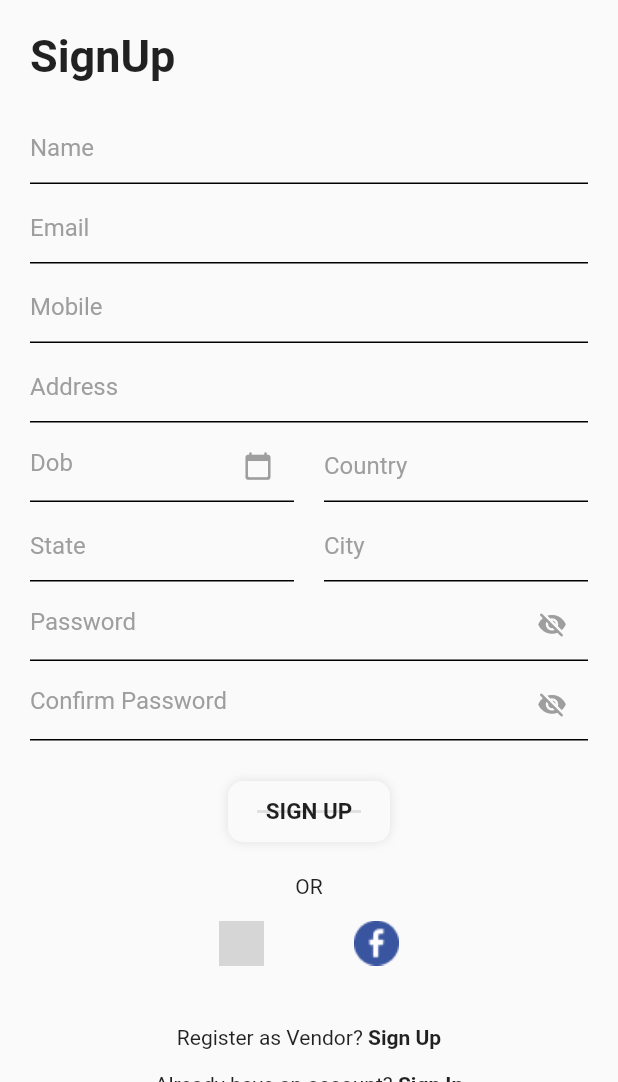
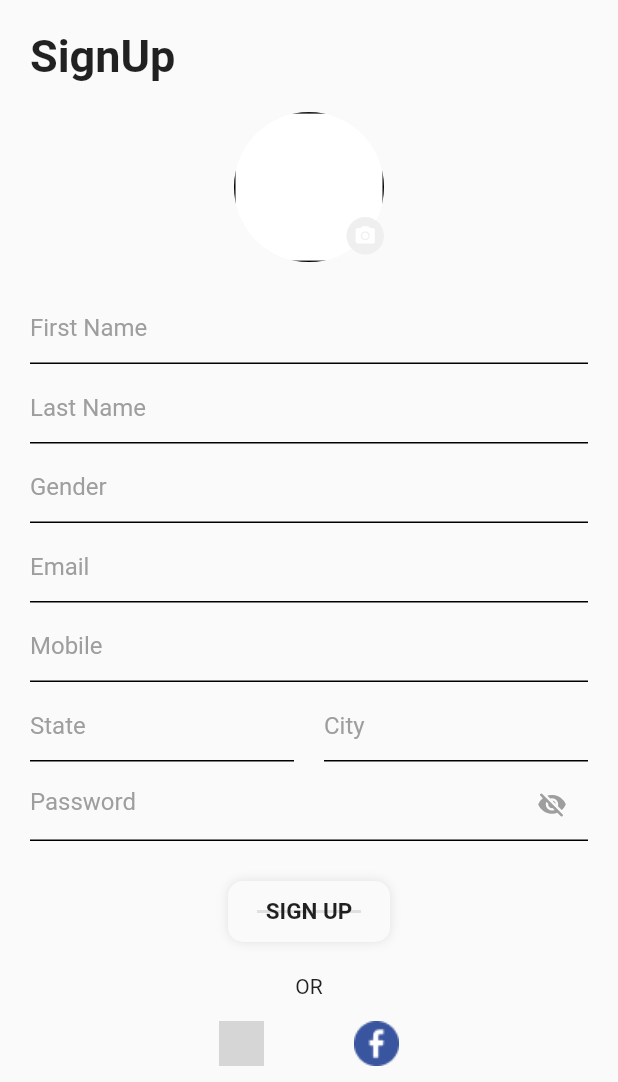
Before and after one commit to rushit5560/Booking_Management_Project, a Flutter app: the UserSignUpScreen screen opened directly, after a tap on "SIGN UP", on a phone screen of 412 x 824 dp, the part 154-1236 px from its top. Run offline on Flutter 3.47's test engine with Material 2 defaults, Android fonts, the phone set to English and light mode, and no system bars; our stand-ins replace flutter_rating_bar, fluttertoast, get, google_maps_flutter, image_picker, pin_input_text_field and 1 more; grey boxes are pictures that could not be loaded.

Commit message:
sign up and forgot password API

```diff
--- a/booking_management/lib/common_modules/constants/api_url.dart
+++ b/booking_management/lib/common_modules/constants/api_url.dart
@@ -2,5 +2,6 @@ class ApiUrl {
   static const apiMainPath = "http://5.189.147.159:9600/";
 
   static const signInApi = apiMainPath + "Login/Login";
-
+  static const userSignUpApi = apiMainPath + "Login/CustomerRegister";
+  static const forgotPasswordApi = apiMainPath + "Login/ForgotPassword";
 }
--- a/booking_management/lib/common_ui/common_controller/sign_in_screen_controller/sign_in_screen_controller.dart
+++ b/booking_management/lib/common_ui/common_controller/sign_in_screen_controller/sign_in_screen_controller.dart
@@ -52,4 +52,5 @@ class SignInScreenController extends GetxController {
       isLoading(false);
     }
   }
+
 }
--- a/booking_management/lib/common_ui/common_screens/forgot_password_screen/forgot_password_screen.dart
+++ b/booking_management/lib/common_ui/common_screens/forgot_password_screen/forgot_password_screen.dart
@@ -16,6 +16,7 @@ class ForgotPasswordScreen extends StatelessWidget {
       //resizeToAvoidBottomInset: false,
       body: SafeArea(
         child: Form(
+          child: SingleChildScrollView(
             child: Column(
               mainAxisAlignment: MainAxisAlignment.center,
               children: [
@@ -35,6 +36,7 @@ class ForgotPasswordScreen extends StatelessWidget {
             ).commonAllSidePadding(20),
           ),
         ),
+      ),
     );
   }
 }
--- a/booking_management/lib/common_ui/common_screens/forgot_password_screen/forgot_password_screen_widget.dart
+++ b/booking_management/lib/common_ui/common_screens/forgot_password_screen/forgot_password_screen_widget.dart
@@ -29,7 +29,11 @@ class SendCodeButtonModule extends StatelessWidget {
   Widget build(BuildContext context) {
     return GestureDetector(
       onTap: () {
-        if(screenController.forgotPasswordFormKey.currentState!.validate()){}
+        //if(screenController.forgotPasswordFormKey.currentState!.validate()){
+          screenController.forgotPasswordFunction(
+            email: screenController.emailFieldController.text.trim()
+          );
+        //}
       },
       child: Container(
         decoration: BoxDecoration(
--- a/booking_management/lib/user_side/controllers/user_sign_up_screen_controller/user_sign_up_screen_controller.dart
+++ b/booking_management/lib/user_side/controllers/user_sign_up_screen_controller/user_sign_up_screen_controller.dart
@@ -1,24 +1,35 @@
+import 'dart:convert';
 import 'dart:developer';
+import 'dart:io';
 
+import 'package:booking_management/common_modules/constants/api_url.dart';
+import 'package:booking_management/user_side/model/user_sign_up_model/user_sign_up_model.dart';
+import 'package:booking_management/user_side/screens/index_screen/index_screen.dart';
 import 'package:flutter/material.dart';
+import 'package:fluttertoast/fluttertoast.dart';
 import 'package:get/get.dart';
 import 'package:intl/intl.dart';
+import 'package:http/http.dart' as http;
 
 class UserSignUpScreenController extends GetxController {
   RxBool isLoading = false.obs;
-  RxBool isSuccessStatus = false.obs;
+  RxInt isStatus = 0.obs;
   RxBool isPasswordVisible = true.obs;
   RxString selectedDate = ''.obs;
 
+  File? file;
+
   GlobalKey<FormState> signUpFormKey = GlobalKey<FormState>();
   final TextEditingController nameFieldController = TextEditingController(/*text: "demo@gmail.com"*/);
+  final TextEditingController lastNameFieldController = TextEditingController(/*text: "demo@gmail.com"*/);
+  final TextEditingController genderFieldController = TextEditingController(/*text: "demo@gmail.com"*/);
   final TextEditingController emailFieldController = TextEditingController(/*text: "demo@gmail.com"*/);
   final TextEditingController mobileFieldController = TextEditingController(/*text: "demo@gmail.com"*/);
-  final TextEditingController addressFieldController = TextEditingController(/*text: "demo@gmail.com"*/);
+  //final TextEditingController addressFieldController = TextEditingController(/*text: "demo@gmail.com"*/);
   final TextEditingController passwordFieldController = TextEditingController(/*text: "demo@gmail.com"*/);
-  final TextEditingController cPasswordFieldController = TextEditingController(/*text: "demo@gmail.com"*/);
+  //final TextEditingController cPasswordFieldController = TextEditingController(/*text: "demo@gmail.com"*/);
   TextEditingController dobFieldController = TextEditingController(/*text: "demo@gmail.com"*/);
-  TextEditingController countryFieldController = TextEditingController(/*text: "demo@gmail.com"*/);
+  //TextEditingController countryFieldController = TextEditingController(/*text: "demo@gmail.com"*/);
   TextEditingController stateFieldController = TextEditingController(/*text: "demo@gmail.com"*/);
   TextEditingController cityFieldController = TextEditingController(/*text: "demo@gmail.com"*/);
 
@@ -31,10 +42,143 @@ class UserSignUpScreenController extends GetxController {
     );
     if (d != null) {
       // selectedDate.value = DateFormat.yMMMMd("en_US").format(d);
-      selectedDate.value = DateFormat.yMd("en_US").format(d);
+      selectedDate.value = DateFormat.yMMMd("en_US").format(d);
       dobFieldController.text = selectedDate.value;
       log('selectedDate : ${selectedDate.value}');
 
     }
   }
+
+  userSignUpFunction(
+      {required String firstName,
+        required String lastName,
+        required String state,
+        required String city,
+        required String email,
+        required String password,
+        required String mobile
+        }) async {
+    isLoading(true);
+
+    String url = ApiUrl.userSignUpApi;
+    log('Url : $url');
+
+    try{
+      /*Map<String, dynamic> data = {
+        "FirstName": firstName,
+        "LastName": lastName,
+        "State" : state,
+        "City" : city,
+        "Email" : email,
+        "PasswordHash" : password,
+        "PhoneNo" : mobile,
+        // "Gender" : "Male",
+        // "About" : "Lorem Ipsum is simply dummy text of the printing and typesetting industry",
+        // "FaxNumber" : "20",
+        // "IsActive": "true",
+        //"DateOfBirth" : dobFieldController.text.trim()
+      };*/
+
+      //log('data : $data');
+
+      var stream = http.ByteStream(file!.openRead());
+      stream.cast();
+
+      var length = await file!.length();
+
+      var request = http.MultipartRequest('POST', Uri.parse(url));
+
+      request.files.add(await http.MultipartFile.fromPath("file", file!.path));
+
+      // request.fields['FirstName'] = "Testing120";
+      // request.fields['LastName'] = "Testing";
+      // request.fields['State'] = "Testing";
+      // request.fields['City'] = "Testing";
+      // request.fields['Email'] = "Testing122@gmail.com";
+      // request.fields['PasswordHash'] = "Admin@123";
+      // request.fields['PhoneNo'] = "7896541320";
+      // request.fields['Gender'] = "Male";
+      // request.fields['About'] = "Lorem Ipsum is simply dummy text of the printing and typesetting industry.";
+      // request.fields['LastVisit'] = "2001-12-01";
+      // request.fields['FaxNumber'] = "20";
+      // request.fields['DateOfBirth'] = "2001-12-01";
+      // request.fields['IsActive'] = "true";
+
+      request.fields['FirstName'] = nameFieldController.text.trim();
+      request.fields['LastName'] = lastNameFieldController.text.trim();
+      request.fields['State'] = stateFieldController.text.trim();
+      request.fields['City'] = cityFieldController.text.trim();
+      request.fields['Email'] = emailFieldController.text.trim();
+      request.fields['PasswordHash'] = passwordFieldController.text.trim();
+      request.fields['PhoneNo'] = mobileFieldController.text.trim();
+      request.fields['Gender'] = genderFieldController.text.trim();
+      request.fields['About'] = "Lorem Ipsum is simply dummy text of the printing and typesetting industry.";
+      request.fields['LastVisit'] = "2001-12-01";
+      request.fields['FaxNumber'] = "20";
+      request.fields['DateOfBirth'] = "2001-12-01";
+      request.fields['IsActive'] = "true";
+
+      log('request.fields: ${request.fields}');
+      log('request.files: ${request.files}');
+
+      var multiPart = http.MultipartFile(
+        'file',
+        stream,
+        length,
+      );
+
+      request.files.add(multiPart);
+
+      var response = await request.send();
+      log('response: ${response.request}');
+
+      response.stream.transform(utf8.decoder).listen((value) {
+        UserSignUpModel response1 = UserSignUpModel.fromJson(json.decode(value));
+        log('response1 ::::::${response1.statusCode}');
+        isStatus = response1.statusCode.obs;
+        log('status : $isStatus');
+        log('success : ${response1.data}');
+
+        if(isStatus.value == 200){
+          Fluttertoast.showToast(msg: "${response1.message}");
+          //clearSignUpFieldsFunction();
+
+        } else {
+          // Fluttertoast.showToast(msg: "${response1.message}");
+          log('False False');
+        }
+      });
+
+      // http.Response response = await http.post(Uri.parse(url));
+      //
+      // UserSignUpModel userSignUpModel = UserSignUpModel.fromJson(json.decode(response.body));
+      // isStatus = userSignUpModel.statusCode!.obs;
+      //
+      // if(isStatus.value == 200) {
+      //   //String userToken = signInModel.token;
+      //   //print('userToken : $userToken');
+      //   // await sharedPreferenceData.setUserLoginDetailsInPrefs(userToken: "$userToken");
+      //   // await createUserWallet();
+      //   Get.offAll(() => IndexScreen());
+      //   Get.snackbar('User Register Successfully.', '');
+      // } else {
+      //   print('SignUp False False');
+      // }
+
+    } catch(e) {
+      log('SignUp Error : $e');
+    } finally {
+      isLoading(false);
+    }
+  }
+
+  clearSignUpFieldsFunction() {
+    nameFieldController.clear();
+    lastNameFieldController.clear();
+    emailFieldController.clear();
+    mobileFieldController.clear();
+    passwordFieldController.clear();
+    stateFieldController.clear();
+    cityFieldController.clear();
+  }
 }
--- a/booking_management/lib/user_side/screens/user_sign_up_screen/user_sign_up_screen.dart
+++ b/booking_management/lib/user_side/screens/user_sign_up_screen/user_sign_up_screen.dart
@@ -1,13 +1,24 @@
+import 'dart:io';
+
+import 'package:booking_management/common_modules/constants/app_colors.dart';
 import 'package:booking_management/common_modules/extension_methods/extension_methods.dart';
 import 'package:flutter/material.dart';
 import 'package:get/get.dart';
+import 'package:image_picker/image_picker.dart';
 import '../../../common_modules/common_widgets.dart';
 import '../../controllers/user_sign_up_screen_controller/user_sign_up_screen_controller.dart';
 import 'user_sign_up_screen_widgets.dart';
 
-class UserSignUpScreen extends StatelessWidget {
+class UserSignUpScreen extends StatefulWidget {
   UserSignUpScreen({Key? key}) : super(key: key);
+
+  @override
+  State<UserSignUpScreen> createState() => _UserSignUpScreenState();
+}
+
+class _UserSignUpScreenState extends State<UserSignUpScreen> {
   final userSignUpScreenController = Get.put(UserSignUpScreenController());
+  final ImagePicker imagePicker = ImagePicker();
 
   @override
   Widget build(BuildContext context) {
@@ -22,27 +33,73 @@ class UserSignUpScreen extends StatelessWidget {
               // From Common Widgets
               const HeaderTextModule(name: "SignUp"),
               const SizedBox(height: 20),
-              const NameFieldModule(),
+
+              Stack(
+                alignment: Alignment.bottomRight,
+                children: [
+                  userSignUpScreenController.file != null ?
+                  ClipRRect(
+                    borderRadius: BorderRadius.circular(80.0),
+                    child: Image.file(userSignUpScreenController.file!, height: 100 ,width: 100, fit: BoxFit.fill ),
+                  )
+                      :
+                  ClipRRect(
+                    borderRadius: BorderRadius.circular(80.0),
+                    child: Container(
+
+                      height: 100 ,width: 100,
+                      decoration: BoxDecoration(
+                        border: Border.all(color: Colors.black),
+                        color: Colors.white,
+                      ),
+                      //child: FlutterLogo(),
+                    ),
+                  ),
+
+                  GestureDetector(
+                    onTap: (){
+                      gallery();
+                    },
+                    child: Container(
+                      height: 25, width: 25,
+                      margin: EdgeInsets.only(bottom: 5),
+                      decoration: BoxDecoration(
+                          borderRadius: BorderRadius.circular(50),
+                          color: AppColors.colorLightGrey1
+                      ),
+                      child: Icon(Icons.camera_alt, color: Colors.white,size: 15,),
+                    ),
+                  ),
+                ],
+
+              ),
+              const SizedBox(height: 20),
+              const FirstNameFieldModule(),
+              const SizedBox(height: 5),
+              const LastNameFieldModule(),
+              const SizedBox(height: 5),
+              const GenderFieldModule(),
               const SizedBox(height: 5),
               const EmailFieldModule(),
               const SizedBox(height: 5),
               const MobileFieldModule(),
               const SizedBox(height: 5),
-              const AddressFieldModule(),
-              const SizedBox(height: 5),
+              // const AddressFieldModule(),
+              // const SizedBox(height: 5),
               // DOB & Country Module
-              Row(
-                children: const  [
-                  Expanded(
-                    child: DOBFieldModule(),
-                  ),
-                  SizedBox(width: 20),
-                  Expanded(
-                    child: CountryFieldModule(),
-                  ),
-                ],
-              ),
-              const SizedBox(height: 5),
+             // const DOBFieldModule(),
+              // Row(
+              //   children: const  [
+              //     Expanded(
+              //       child: DOBFieldModule(),
+              //     ),
+              //     SizedBox(width: 20),
+              //     Expanded(
+              //       child: CountryFieldModule(),
+              //     ),
+              //   ],
+              // ),
+              //const SizedBox(height: 5),
               // State & City Module
               Row(
                 children: const  [
@@ -57,8 +114,8 @@ class UserSignUpScreen extends StatelessWidget {
               ),
               const SizedBox(height: 5),
               const PasswordFieldModule(),
-              const SizedBox(height: 5),
-              const CPasswordFieldModule(),
+              // const SizedBox(height: 5),
+              // const CPasswordFieldModule(),
               const SizedBox(height: 30),
               const SignUpButtonModule(),
               const SizedBox(height: 25),
@@ -78,4 +135,13 @@ class UserSignUpScreen extends StatelessWidget {
       ),
     );
   }
+
+  void gallery() async {
+    final image = await imagePicker.getImage(source: ImageSource.gallery);
+    if(image != null){
+      setState(() {
+        userSignUpScreenController.file = File(image.path);
+      });
+    } else{}
+  }
 }
--- a/booking_management/lib/user_side/screens/user_sign_up_screen/user_sign_up_screen_widgets.dart
+++ b/booking_management/lib/user_side/screens/user_sign_up_screen/user_sign_up_screen_widgets.dart
@@ -9,8 +9,8 @@ import '../../controllers/user_sign_up_screen_controller/user_sign_up_screen_con
 
 UserSignUpScreenController screenController = Get.find<UserSignUpScreenController>();
 
-class NameFieldModule extends StatelessWidget {
-  const NameFieldModule({Key? key}) : super(key: key);
+class FirstNameFieldModule extends StatelessWidget {
+  const FirstNameFieldModule({Key? key}) : super(key: key);
 
   @override
   Widget build(BuildContext context) {
@@ -20,12 +20,49 @@ class NameFieldModule extends StatelessWidget {
       validator: (value) => FieldValidator().validateFullName(value!),
       decoration: signUpFormFieldDecoration(
         controller: screenController,
-        hintText: 'Name',
+        hintText: 'First Name',
         context: context,
       ),
     );
   }
 }
+
+class LastNameFieldModule extends StatelessWidget {
+  const LastNameFieldModule({Key? key}) : super(key: key);
+
+  @override
+  Widget build(BuildContext context) {
+    return TextFormField(
+      controller: screenController.lastNameFieldController,
+      keyboardType: TextInputType.text,
+      validator: (value) => FieldValidator().validateFullName(value!),
+      decoration: signUpFormFieldDecoration(
+        controller: screenController,
+        hintText: 'Last Name',
+        context: context,
+      ),
+    );
+  }
+}
+
+class GenderFieldModule extends StatelessWidget {
+  const GenderFieldModule({Key? key}) : super(key: key);
+
+  @override
+  Widget build(BuildContext context) {
+    return TextFormField(
+      controller: screenController.genderFieldController,
+      keyboardType: TextInputType.text,
+      //validator: (value) => FieldValidator().validateFullName(value!),
+      decoration: signUpFormFieldDecoration(
+        controller: screenController,
+        hintText: 'Gender',
+        context: context,
+      ),
+    );
+  }
+}
+
 
 class EmailFieldModule extends StatelessWidget {
   const EmailFieldModule({Key? key}) : super(key: key);
@@ -69,9 +106,9 @@ class AddressFieldModule extends StatelessWidget {
   @override
   Widget build(BuildContext context) {
     return TextFormField(
-      controller: screenController.addressFieldController,
+      //controller: screenController.addressFieldController,
       keyboardType: TextInputType.text,
-      validator: (value) => FieldValidator().validateAddress(value!),
+      //validator: (value) => FieldValidator().validateAddress(value!),
       decoration: signUpFormFieldDecoration(
         controller: screenController,
         hintText: 'Address',
@@ -106,9 +143,9 @@ class CPasswordFieldModule extends StatelessWidget {
   @override
   Widget build(BuildContext context) {
     return TextFormField(
-      controller: screenController.cPasswordFieldController,
+      //controller: screenController.cPasswordFieldController,
       keyboardType: TextInputType.text,
-      validator: (value) => FieldValidator().validateConfirmPassword(value!, screenController.passwordFieldController.text.trim()),
+      //validator: (value) => FieldValidator().validateConfirmPassword(value!, screenController.passwordFieldController.text.trim()),
       decoration: signUpFormFieldDecoration(
         controller: screenController,
         hintText: 'Confirm Password',
@@ -144,9 +181,9 @@ class CountryFieldModule extends StatelessWidget {
   @override
   Widget build(BuildContext context) {
     return TextFormField(
-      controller: screenController.countryFieldController,
+      //controller: screenController.countryFieldController,
       keyboardType: TextInputType.text,
-      validator: (value) => FieldValidator().validateFullName(value!),
+      //validator: (value) => FieldValidator().validateFullName(value!),
       decoration: signUpFormFieldDecoration(
         controller: screenController,
         hintText: 'Country',
@@ -198,8 +235,18 @@ class SignUpButtonModule extends StatelessWidget {
   @override
   Widget build(BuildContext context) {
     return GestureDetector(
-      onTap: () {
-        if(screenController.signUpFormKey.currentState!.validate()){}
+      onTap: () async {
+        //if(screenController.signUpFormKey.currentState!.validate()){
+          await screenController.userSignUpFunction(
+              firstName: screenController.nameFieldController.text.trim(),
+              lastName: screenController.lastNameFieldController.text.trim(),
+              state: screenController.stateFieldController.text.trim(),
+              city: screenController.cityFieldController.text.trim(),
+            email: screenController.emailFieldController.text.trim(),
+            password: screenController.passwordFieldController.text.trim(),
+            mobile: screenController.mobileFieldController.text.trim()
+          );
+        //}
       },
       child: Container(
         decoration: BoxDecoration(
--- a/booking_management/pubspec.yaml
+++ b/booking_management/pubspec.yaml
@@ -41,6 +41,8 @@ dependencies:
   google_maps_flutter: 2.1.2
   table_calendar: ^3.0.4
   http: ^0.13.4
+  fluttertoast: ^8.0.9
+  image_picker: 0.8.4+9
 
 dev_dependencies:
   flutter_test:
```
Also changed, not shown: booking_management/lib/common_ui/common_controller/forgot_password_screen_controller/forgot_password_screen_controller.dart (+47 -2 lines), booking_management/lib/common_ui/common_screens/sign_in_screen/sign_in_screen_widgets.dart (+4 -3 lines), booking_management/lib/common_ui/model/forgot_password_model/forgot_password_model.dart (added, +77 -0 lines), booking_management/lib/user_side/model/user_sign_up_model/user_sign_up_model.dart (added, +207 -0 lines). Lines whose indentation alone changed are shown as unchanged.
